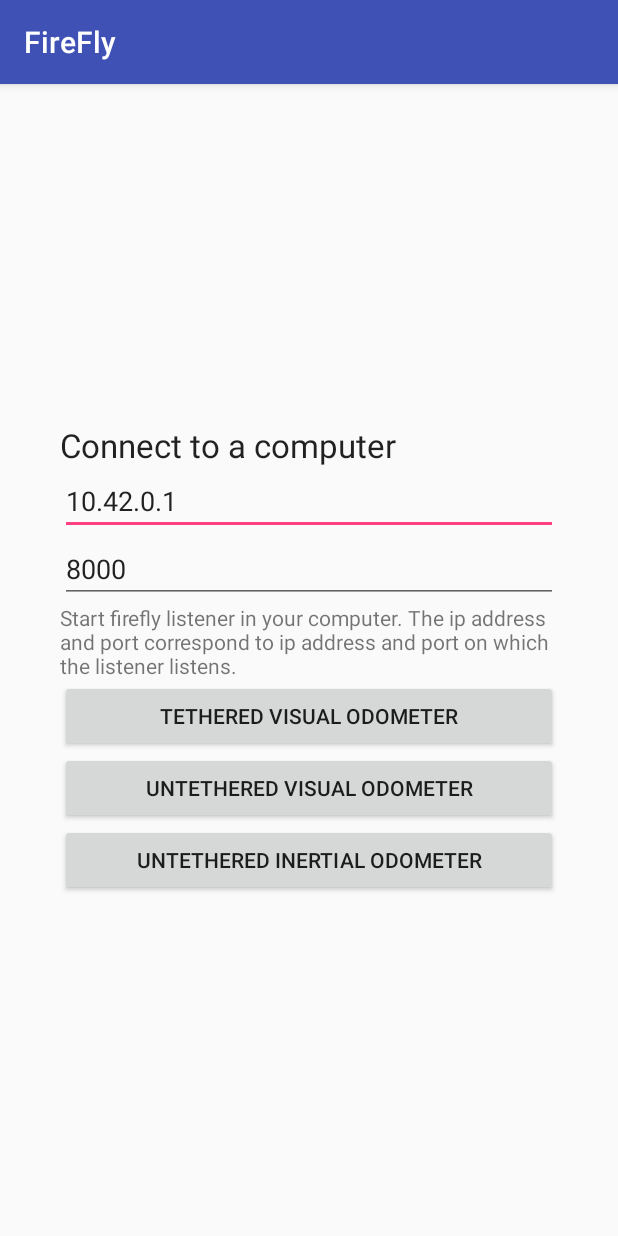
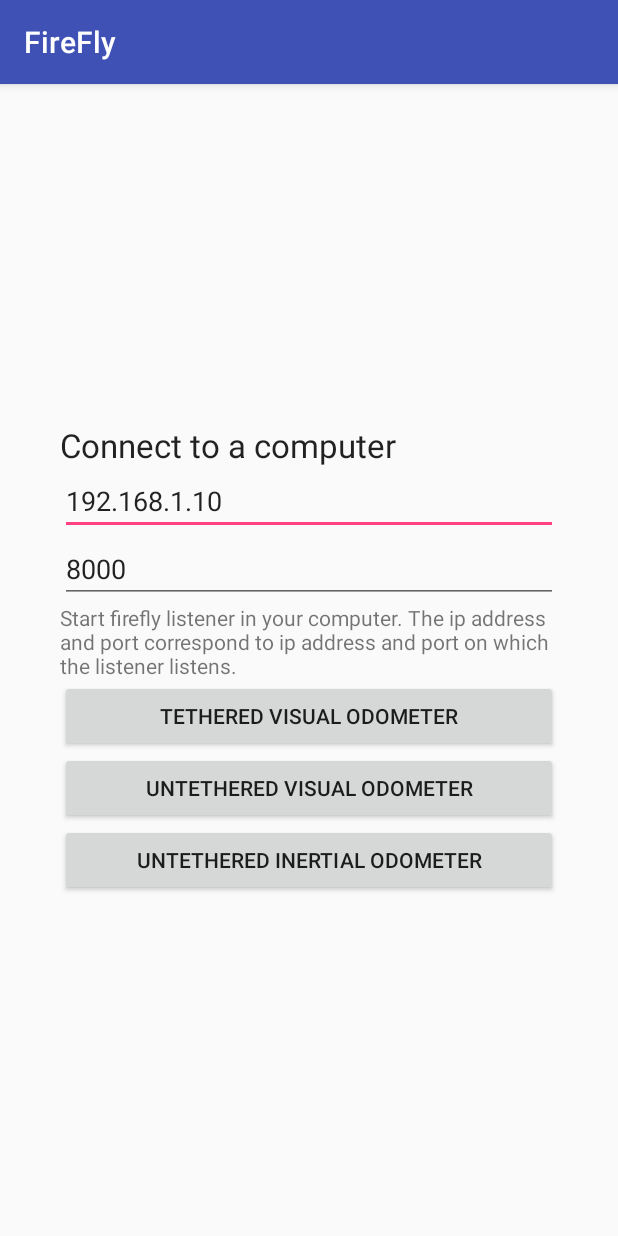
Before and after one commit to yashsriram/hawkeye, an Android app: the screen it shows after launch (FirstActivity), on a phone screen of 412 x 824 dp. Run offline under Robolectric (Android 15) with nearby library versions, the phone set to English and light mode, and no system bars.

Commit message:
cosmetic changes

```diff
--- a/app/src/main/java/com/firefly/app/SocketHolder.kt
+++ b/app/src/main/java/com/firefly/app/SocketHolder.kt
@@ -1,5 +1,6 @@
 package com.firefly.app
 
+import android.util.Log
 import java.io.BufferedReader
 import java.io.BufferedWriter
 import java.io.InputStreamReader
--- a/app/src/main/java/com/firefly/app/VisualOdometerActivity.kt
+++ b/app/src/main/java/com/firefly/app/VisualOdometerActivity.kt
@@ -89,7 +89,7 @@
         val status = visualOdometer2D!!.feed(inputImg)
         when (status.state) {
             VisualOdometer2D.NEW_FRAME_MATCHED -> {
-                SocketHolder.send("${status.dx} ${status.dy}")
+                SocketHolder.send("${status.dx.roundToInt()} ${status.dy.roundToInt()}")
                 statusView.post {
                     statusView.text =
                         "dx = ${status.dx.roundToInt()}\n dy = ${status.dy.roundToInt()}\n #matches = ${status.numMatches}"
@@ -102,7 +102,7 @@
                     Bitmap.Config.ARGB_8888
                 )
                 Utils.matToBitmap(inputImg, anchorBitMap)
-                anchorImageView.post({ anchorImageView.setImageBitmap(anchorBitMap) })
+                anchorImageView.post { anchorImageView.setImageBitmap(anchorBitMap) }
                 SocketHolder.send("reset")
                 statusView.post { statusView.text = "Found Anchor Image" }
             }
--- a/app/src/main/res/layout/activity_first.xml
+++ b/app/src/main/res/layout/activity_first.xml
@@ -20,7 +20,7 @@
             android:text="@string/connect_to_a_computer" />
 
         <EditText
-            android:text="10.42.0.1"
+            android:text="192.168.1.10"
             android:id="@+id/screenIPAddressView"
             android:layout_width="match_parent"
             android:layout_height="wrap_content"
```
